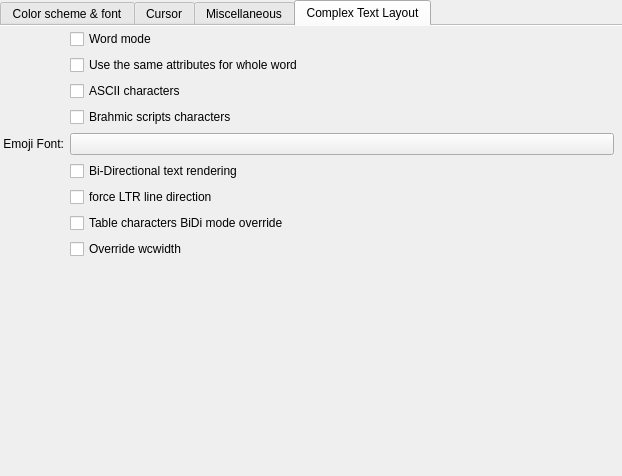
The window that src/widgets/EditProfileAppearancePage.ui (KDE/konsole) describes before a commit, drawn with Qt 5.
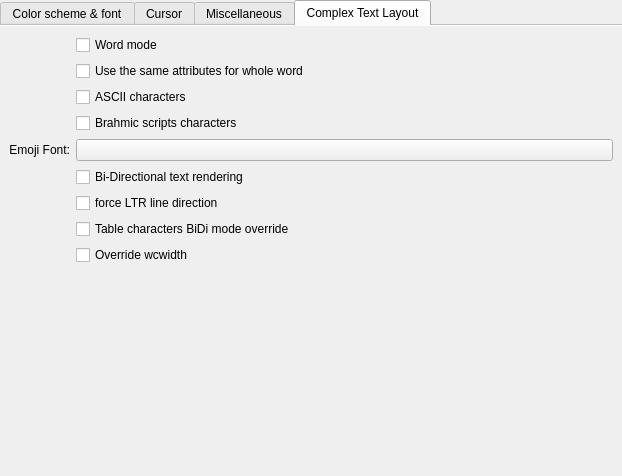
The same window after the commit. The open tabs and pages were chosen to show the change. Custom widgets are drawn as their Qt base class.

Commit message: Do not enclose CTL tab in appearance dialogue in its own qwidget

Patch:
```diff
--- a/src/widgets/EditProfileAppearancePage.ui
+++ b/src/widgets/EditProfileAppearancePage.ui
@@ -835,15 +835,6 @@
       <attribute name="title">
        <string>Complex Text Layout</string>
       </attribute>
-      <widget class="QWidget" name="layoutWidget">
-       <property name="geometry">
-        <rect>
-         <x>3</x>
-         <y>3</y>
-         <width>611</width>
-         <height>441</height>
-        </rect>
-       </property>
        <layout class="QGridLayout" name="CTL_2">
         <property name="spacing">
          <number>6</number>
@@ -1016,7 +1007,6 @@
          </spacer>
         </item>
        </layout>
-      </widget>
      </widget>
     </widget>
    </item>
```
